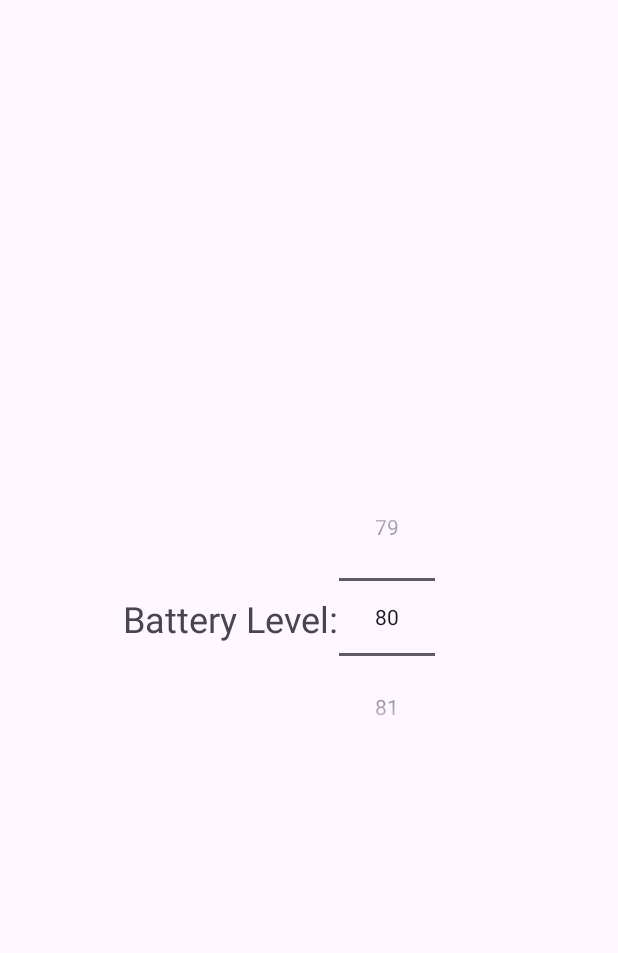
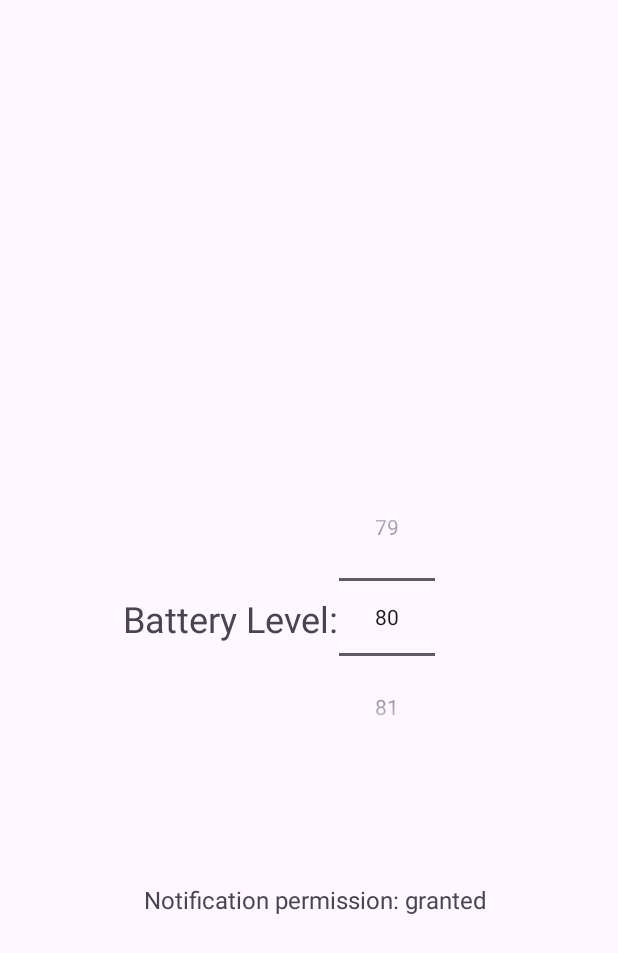
Before and after one commit to Korel/watchchargingmonitor, an Android app: the screen it shows after launch (MainActivity), on a phone screen of 412 x 824 dp. Shown: the top 953 px of the screen. Run offline under Robolectric (Android 15) with nearby library versions, the phone set to English and light mode, and no system bars.

Commit message:
Added notification permission check for the phone app, added debugging logs to both apps

```diff
--- a/mobile/src/main/java/com/example/batterymonitor/BatteryMonitoringService.kt
+++ b/mobile/src/main/java/com/example/batterymonitor/BatteryMonitoringService.kt
@@ -9,7 +9,10 @@ import android.content.Context
 import android.content.Intent
 import android.content.IntentFilter
 import android.content.pm.PackageManager
+import android.os.Build
 import android.os.IBinder
+import android.util.Log
+import androidx.annotation.RequiresApi
 import androidx.core.app.ActivityCompat
 import androidx.core.app.NotificationCompat
 import androidx.core.app.NotificationManagerCompat
@@ -113,10 +116,12 @@ class BatteryMonitoringService : Service() {
         val dataClient = Wearable.getDataClient(this)
         dataClient.addListener { dataEventBuffer ->
             for (event in dataEventBuffer) {
+                Log.d("Watchbatterymonitor", "Event received: $event")
                 if (event.type == DataEvent.TYPE_CHANGED) {
                     val item: DataItem = event.dataItem
                     if (item.uri.path == dataPath) {
                         val data: String? = DataMapItem.fromDataItem(item).dataMap.getString("data")
+                        Log.d("Watchbatterymonitor", "Event data: $data")
                         val msg = JSONObject(data!!)
                         // val timestamp = msg.getLong("timestamp")
                         val batteryLevel = msg.getInt("batteryLevel")
@@ -130,6 +135,7 @@ class BatteryMonitoringService : Service() {
         return START_STICKY
     }
 
+    @RequiresApi(Build.VERSION_CODES.TIRAMISU)
     override fun onCreate() {
         super.onCreate()
         initForegroundService()
--- a/mobile/src/main/java/com/example/batterymonitor/MainActivity.kt
+++ b/mobile/src/main/java/com/example/batterymonitor/MainActivity.kt
@@ -1,18 +1,29 @@
 package com.example.batterymonitor
 
+import android.Manifest
 import android.content.Intent
+import android.content.pm.PackageManager
+import android.net.Uri
+import android.os.Build
+import android.os.Bundle
+import android.provider.Settings
+import android.util.Log
+import android.widget.NumberPicker
+import android.widget.TextView
+import androidx.activity.result.contract.ActivityResultContracts
+import androidx.annotation.RequiresApi
 import androidx.appcompat.app.AppCompatActivity
-import android.os.Bundle
-import android.widget.NumberPicker
+import androidx.core.app.ActivityCompat
 import java.io.File
 import java.io.FileWriter
-import java.lang.Exception
+
 
 class MainActivity : AppCompatActivity() {
 
-    val pickerValueFileName = "pickervalue"
-    var pickerValue = 80
+    private val pickerValueFileName = "pickervalue"
+    private var pickerValue = 80
 
+    @RequiresApi(Build.VERSION_CODES.TIRAMISU)
     override fun onCreate(savedInstanceState: Bundle?) {
         super.onCreate(savedInstanceState)
         setContentView(R.layout.activity_main)
@@ -23,12 +34,17 @@ class MainActivity : AppCompatActivity() {
                 val value = stream.bufferedReader().use {
                     it.readText()
                 }
-                println("[Phone] Read value $value")
+                Log.d("Watchbatterymonitor", "Picker value file read: $value")
                 try {
                     pickerValue = value.toInt()
+                    if (pickerValue < 15 || pickerValue > 99) {
+                        pickerValue = 80
+                    }
                 } catch (_: Exception) {
                 }
             }
+        } else {
+            Log.d("Watchbatterymonitor", "Picker value file does not exist")
         }
         picker.maxValue = 99
         picker.minValue = 15
@@ -42,7 +58,34 @@ class MainActivity : AppCompatActivity() {
         val serviceIntent = Intent(this, BatteryMonitoringService::class.java)
         serviceIntent.putExtra("notifyValue", picker.value)
         this.startForegroundService(serviceIntent)
+        val notificationPermissionText = findViewById<TextView>(R.id.textView2)
+        val requestPermissionLauncher = registerForActivityResult(
+            ActivityResultContracts.RequestPermission()
+        ) { isGranted: Boolean ->
+            if (isGranted) {
+                notificationPermissionText.text = "Notification permission: granted"
+            }
+        }
+
+        if (ActivityCompat.checkSelfPermission(this, Manifest.permission.POST_NOTIFICATIONS)
+            != PackageManager.PERMISSION_GRANTED
+        ) {
+            requestPermissionLauncher.launch(Manifest.permission.POST_NOTIFICATIONS)
+        } else {
+            notificationPermissionText.text = "Notification permission: granted"
+        }
+        notificationPermissionText.setOnClickListener {
+            if (ActivityCompat.checkSelfPermission(this, Manifest.permission.POST_NOTIFICATIONS)
+                != PackageManager.PERMISSION_GRANTED
+            ) {
+                val intent: Intent = Intent(Settings.ACTION_APPLICATION_DETAILS_SETTINGS)
+                val uri = Uri.fromParts("package", packageName, null)
+                intent.setData(uri)
+                startActivity(intent)
+            }
+        }
     }
+
 
     override fun onDestroy() {
         println("onDestroy called")
--- a/mobile/src/main/res/layout/activity_main.xml
+++ b/mobile/src/main/res/layout/activity_main.xml
@@ -18,6 +18,19 @@
         app:layout_constraintStart_toStartOf="parent"
         app:layout_constraintTop_toTopOf="parent" />
 
+    <TextView
+        android:id="@+id/textView2"
+        android:layout_width="wrap_content"
+        android:layout_height="wrap_content"
+        android:text="Notification permission: not granted!"
+        android:textSize="16sp"
+        app:layout_constraintBottom_toBottomOf="parent"
+        app:layout_constraintEnd_toEndOf="parent"
+        app:layout_constraintHorizontal_bias="0.525"
+        app:layout_constraintStart_toStartOf="parent"
+        app:layout_constraintTop_toTopOf="parent"
+        app:layout_constraintVertical_bias="0.734" />
+
     <NumberPicker
         android:id="@+id/numberpicker"
         android:layout_width="wrap_content"
--- a/wear/src/main/java/com/example/batterymonitor/presentation/MainActivity.kt
+++ b/wear/src/main/java/com/example/batterymonitor/presentation/MainActivity.kt
@@ -43,10 +43,6 @@ class MainActivity : ComponentActivity() {
         }
     }
 
-    override fun onDestroy() {
-        super.onDestroy()
-    }
-
     @Composable
     fun WearApp() {
         Column(
```
Also changed, not shown: wear/src/main/java/com/example/batterymonitor/BatteryMonitoringService.kt (+4 -3 lines), 1 other file.
